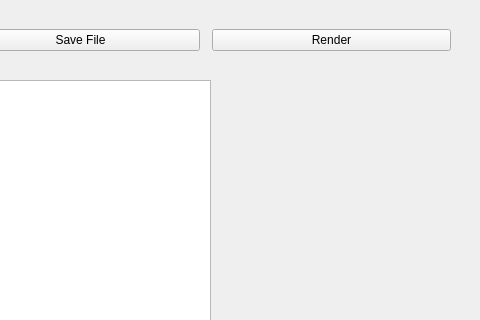
This is scleaner-project/mainwindow.ui in ZussmanFranz/scleaner as Qt 5 draws it before an edit; both pictures show x 320 to 800 and y 0 to 320 of the 800 by 600 pixel window. The edited form follows.
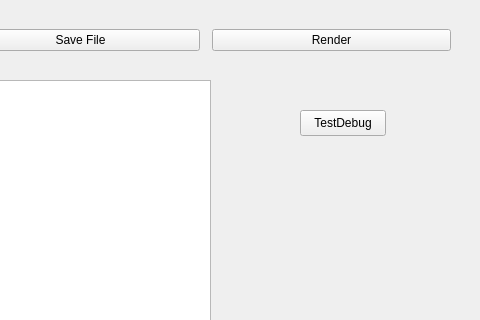
This is the edited form.

Commit message: create basic schedule transformer class which reads csv file line-by-line

Diff of the .ui file:
```diff
--- a/scleaner-project/mainwindow.ui
+++ b/scleaner-project/mainwindow.ui
@@ -60,6 +60,19 @@
      </rect>
     </property>
    </widget>
+   <widget class="QPushButton" name="pushButton">
+    <property name="geometry">
+     <rect>
+      <x>620</x>
+      <y>110</y>
+      <width>86</width>
+      <height>26</height>
+     </rect>
+    </property>
+    <property name="text">
+     <string>TestDebug</string>
+    </property>
+   </widget>
   </widget>
   <widget class="QMenuBar" name="menubar">
    <property name="geometry">
```
The commit also changes 5 other files.
